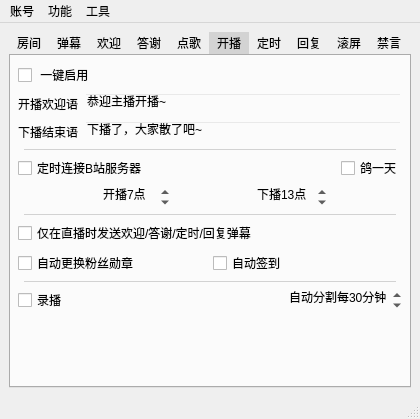
Above: mainwindow.ui from iwxyi/Bilibili-MagicalDanmaku before the change. Below: the same form after it.
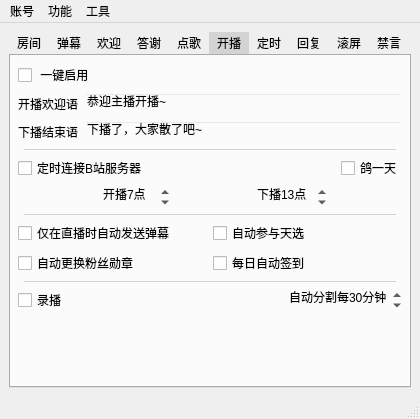
That is the form after the change. Icons and pictures are not drawn. Custom widgets are drawn as their Qt base class.

Commit message: 新增自动发送天选时刻弹幕

Patch:
```diff
--- a/mainwindow.ui
+++ b/mainwindow.ui
@@ -1260,7 +1260,17 @@
              <string notr="true"/>
             </property>
             <property name="text">
-             <string>仅在直播时发送欢迎/答谢/定时/回复弹幕</string>
+             <string>仅在直播时自动发送弹幕</string>
+            </property>
+           </widget>
+          </item>
+          <item>
+           <widget class="QCheckBox" name="autoLOTCheck">
+            <property name="toolTip">
+             <string>&lt;html&gt;&lt;head/&gt;&lt;body&gt;&lt;p&gt;自动参加天选时刻抽奖&lt;/p&gt;&lt;p&gt;只发送弹幕&lt;/p&gt;&lt;p&gt;如果需要先关注，则参与无效（白发了）&lt;/p&gt;&lt;/body&gt;&lt;/html&gt;</string>
+            </property>
+            <property name="text">
+             <string>自动参与天选</string>
             </property>
            </widget>
           </item>
@@ -1290,7 +1300,7 @@
              <string notr="true"/>
             </property>
             <property name="text">
-             <string>自动签到</string>
+             <string>每日自动签到</string>
             </property>
            </widget>
           </item>
```
Left out of the diff: 2 changed lines with no effect on the pictures. The commit also changes 3 other files.
